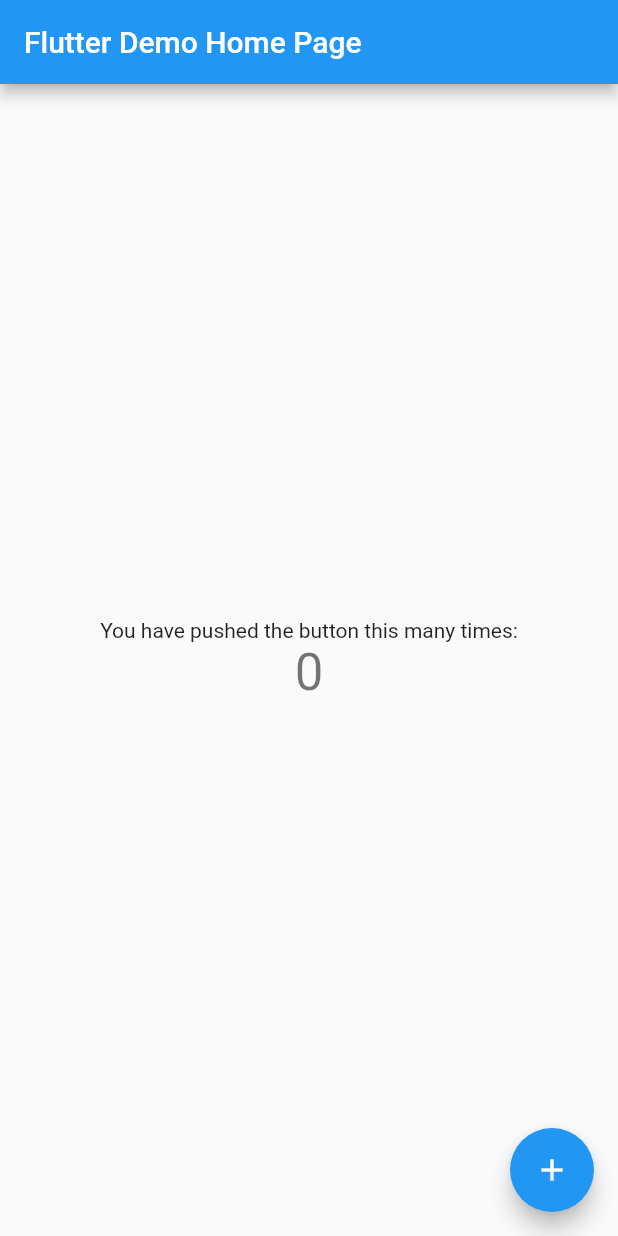
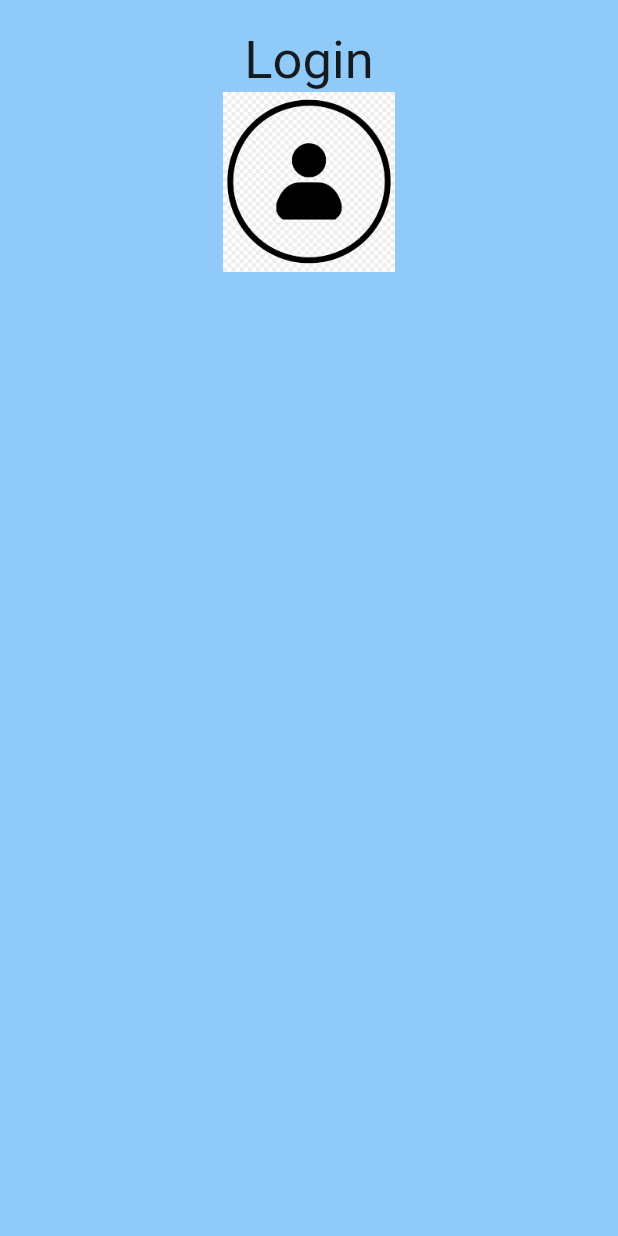
Before and after one commit to Astikk/Login_Registration, a Flutter app: the screen it shows after launch, on a phone screen of 412 x 824 dp. Run offline on Flutter 3.47's test engine with Material 2 defaults, Android fonts, the phone set to English and light mode, and no system bars.

Commit message:
add image to a login page

```diff
--- a/lib/main.dart
+++ b/lib/main.dart
@@ -1,115 +1,46 @@
 import 'package:flutter/material.dart';
 
-void main() {
-  runApp(const MyApp());
+void main(){
+  runApp(LoginPage());
 }
 
-class MyApp extends StatelessWidget {
-  const MyApp({Key? key}) : super(key: key);
 
-  // This widget is the root of your application.
+// Dont touch this class
+class LoginPage extends StatefulWidget {
+  const LoginPage({Key? key}) : super(key: key);
+
+  @override
+  State<LoginPage> createState() => _LoginPageState();
+}
+
+
+class _LoginPageState extends State<LoginPage> {
   @override
   Widget build(BuildContext context) {
     return MaterialApp(
-      title: 'Flutter Demo',
-      theme: ThemeData(
-        // This is the theme of your application.
-        //
-        // Try running your application with "flutter run". You'll see the
-        // application has a blue toolbar. Then, without quitting the app, try
-        // changing the primarySwatch below to Colors.green and then invoke
-        // "hot reload" (press "r" in the console where you ran "flutter run",
-        // or simply save your changes to "hot reload" in a Flutter IDE).
-        // Notice that the counter didn't reset back to zero; the application
-        // is not restarted.
-        primarySwatch: Colors.blue,
+      home: Scaffold(
+        body: Stack(
+          children: [
+            Container(
+              color: Colors.blue[200],
+            ),
+            Container(
+
+              padding: EdgeInsets.all(20),
+              alignment: Alignment.center,
+              child: Column(
+                children: [
+                  Text('Login',style: TextStyle(
+                      fontSize: 35),
+                  ),
+                  Image.asset('images/login.png',height: 120,),
+                ],
+              ),
+
+            )
+          ],
+        ),
       ),
-      home: const MyHomePage(title: 'Flutter Demo Home Page'),
     );
   }
 }
-
-class MyHomePage extends StatefulWidget {
-  const MyHomePage({Key? key, required this.title}) : super(key: key);
-
-  // This widget is the home page of your application. It is stateful, meaning
-  // that it has a State object (defined below) that contains fields that affect
-  // how it looks.
-
-  // This class is the configuration for the state. It holds the values (in this
-  // case the title) provided by the parent (in this case the App widget) and
-  // used by the build method of the State. Fields in a Widget subclass are
-  // always marked "final".
-
-  final String title;
-
-  @override
-  State<MyHomePage> createState() => _MyHomePageState();
-}
-
-class _MyHomePageState extends State<MyHomePage> {
-  int _counter = 0;
-
-  void _incrementCounter() {
-    setState(() {
-      // This call to setState tells the Flutter framework that something has
-      // changed in this State, which causes it to rerun the build method below
-      // so that the display can reflect the updated values. If we changed
-      // _counter without calling setState(), then the build method would not be
-      // called again, and so nothing would appear to happen.
-      _counter++;
-    });
-  }
-
-  @override
-  Widget build(BuildContext context) {
-    // This method is rerun every time setState is called, for instance as done
-    // by the _incrementCounter method above.
-    //
-    // The Flutter framework has been optimized to make rerunning build methods
-    // fast, so that you can just rebuild anything that needs updating rather
-    // than having to individually change instances of widgets.
-    return Scaffold(
-      appBar: AppBar(
-        // Here we take the value from the MyHomePage object that was created by
-        // the App.build method, and use it to set our appbar title.
-        title: Text(widget.title),
-      ),
-      body: Center(
-        // Center is a layout widget. It takes a single child and positions it
-        // in the middle of the parent.
-        child: Column(
-          // Column is also a layout widget. It takes a list of children and
-          // arranges them vertically. By default, it sizes itself to fit its
-          // children horizontally, and tries to be as tall as its parent.
-          //
-          // Invoke "debug painting" (press "p" in the console, choose the
-          // "Toggle Debug Paint" action from the Flutter Inspector in Android
-          // Studio, or the "Toggle Debug Paint" command in Visual Studio Code)
-          // to see the wireframe for each widget.
-          //
-          // Column has various properties to control how it sizes itself and
-          // how it positions its children. Here we use mainAxisAlignment to
-          // center the children vertically; the main axis here is the vertical
-          // axis because Columns are vertical (the cross axis would be
-          // horizontal).
-          mainAxisAlignment: MainAxisAlignment.center,
-          children: <Widget>[
-            const Text(
-              'You have pushed the button this many times:',
-            ),
-            Text(
-              '$_counter',
-              style: Theme.of(context).textTheme.headline4,
-            ),
-          ],
-        ),
-      ),
-      floatingActionButton: FloatingActionButton(
-        onPressed: _incrementCounter,
-        tooltip: 'Increment',
-        child: const Icon(Icons.add),
-      ), // This trailing comma makes auto-formatting nicer for build methods.
-    );
-  }
-}
--- a/pubspec.yaml
+++ b/pubspec.yaml
@@ -58,9 +58,8 @@ flutter:
   uses-material-design: true
 
   # To add assets to your application, add an assets section, like this:
-  # assets:
-  #   - images/a_dot_burr.jpeg
-  #   - images/a_dot_ham.jpeg
+  assets:
+    - images/login.png
 
   # An image asset can refer to one or more resolution-specific "variants", see
   # https://flutter.dev/assets-and-images/#resolution-aware
```
Also changed, not shown: images/login.png (added).
